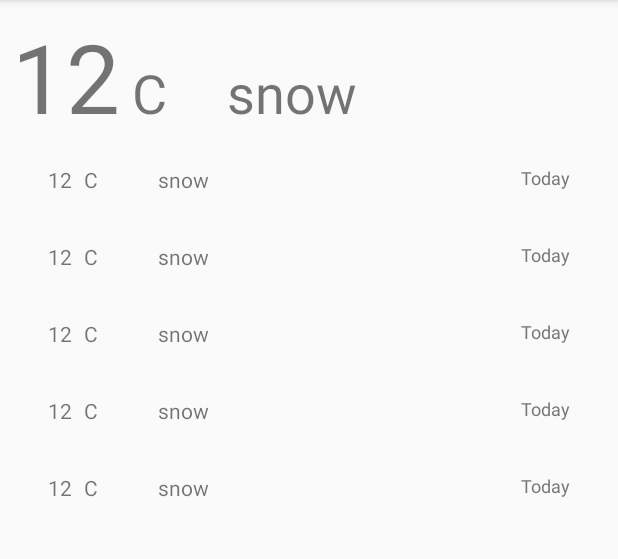
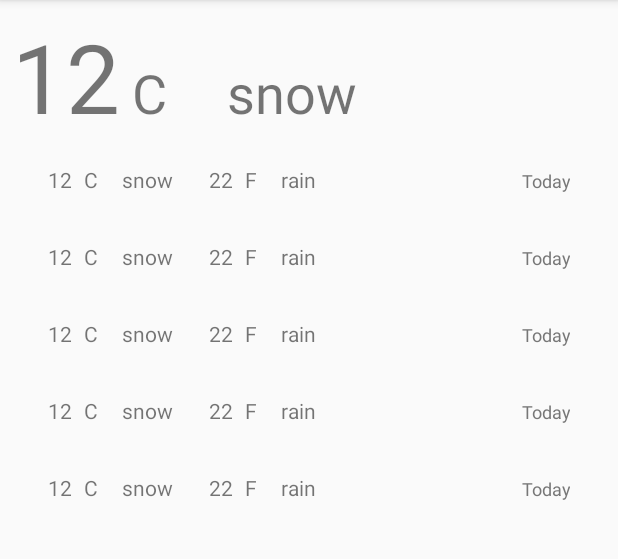
Before and after one commit to NoSurprises/WeatherApp, an Android app: the screen it shows after launch (MainActivity), on a phone screen of 412 x 824 dp, the part 84-643 px from its top. Run offline under Robolectric (Android 15) with nearby library versions, the phone set to English and light mode, and no system bars; our stand-ins replace RxJava; network calls fail.

Commit message:
Day and night forecast in the same item

```diff
--- a/app/src/main/java/nick/weatherapp/mainscreen/MainActivity.kt
+++ b/app/src/main/java/nick/weatherapp/mainscreen/MainActivity.kt
@@ -33,8 +33,8 @@ class MainActivity : AppCompatActivity(), MainMvpView {
     }
 
     private fun setDataToView(weatherItem: View, i: Map.Entry<String, Pair<String, String>>) {
-        weatherItem.findViewById<TextView>(R.id.weather_value).setText(i.value.first)
-        weatherItem.findViewById<TextView>(R.id.description).setText(i.value.second)
+        weatherItem.findViewById<TextView>(R.id.weather_day_value).setText(i.value.first)
+        weatherItem.findViewById<TextView>(R.id.day_description).setText(i.value.second)
         weatherItem.findViewById<TextView>(R.id.date).setText(i.key)
     }
 }
--- a/app/src/main/res/layout/activity_main.xml
+++ b/app/src/main/res/layout/activity_main.xml
@@ -26,7 +26,7 @@
             android:textSize="64sp" />
 
         <TextView
-            android:id="@+id/measurement_system"
+            android:id="@+id/measurement_system_day"
             android:layout_width="wrap_content"
             android:layout_height="wrap_content"
             android:layout_marginStart="8dp"
@@ -64,11 +64,8 @@
             android:paddingStart="16dp">
 
             <include layout="@layout/weather_item" />
-
             <include layout="@layout/weather_item" />
-
             <include layout="@layout/weather_item" />
-
             <include layout="@layout/weather_item" />
             <include layout="@layout/weather_item" />
 
--- a/app/src/main/res/layout/weather_item.xml
+++ b/app/src/main/res/layout/weather_item.xml
@@ -1,42 +1,62 @@
 <?xml version="1.0" encoding="utf-8"?>
-<RelativeLayout xmlns:android="http://schemas.android.com/apk/res/android"
+<LinearLayout xmlns:android="http://schemas.android.com/apk/res/android"
     android:layout_width="match_parent"
     android:layout_height="wrap_content"
     android:layout_marginBottom="16dp"
     android:layout_marginEnd="8dp"
     android:layout_marginStart="8dp"
-    android:layout_marginTop="16dp">
+    android:layout_marginTop="16dp"
+    android:orientation="horizontal">
 
     <TextView
-        android:id="@+id/weather_value"
+        android:id="@+id/weather_day_value"
         android:layout_width="wrap_content"
         android:layout_height="wrap_content"
         android:text="12" />
 
     <TextView
-        android:id="@+id/measurement_system"
+        android:id="@+id/measurement_system_day"
         android:layout_width="wrap_content"
         android:layout_height="wrap_content"
         android:layout_marginStart="8dp"
-        android:layout_toEndOf="@+id/weather_value"
         android:text="C" />
 
     <TextView
-        android:id="@+id/description"
+        android:id="@+id/day_description"
         android:layout_width="wrap_content"
         android:layout_height="wrap_content"
-        android:layout_alignParentTop="true"
-        android:layout_marginStart="40dp"
-        android:layout_toEndOf="@+id/measurement_system"
+        android:layout_marginStart="16dp"
         android:text="snow" />
+
+
+    <TextView
+        android:id="@+id/night_value"
+        android:layout_width="wrap_content"
+        android:layout_height="wrap_content"
+        android:layout_marginStart="24dp"
+        android:text="22" />
+
+    <TextView
+        android:id="@+id/measurement_system_night"
+        android:layout_width="wrap_content"
+        android:layout_height="wrap_content"
+        android:layout_marginStart="8dp"
+        android:text="F" />
+
+    <TextView
+        android:id="@+id/night_description"
+        android:layout_width="wrap_content"
+        android:layout_height="wrap_content"
+        android:layout_marginStart="16dp"
+        android:text="rain" />
 
     <TextView
         android:id="@+id/date"
-        android:layout_width="wrap_content"
+        android:layout_width="match_parent"
         android:layout_height="wrap_content"
-        android:layout_alignParentEnd="true"
         android:text="Today"
+        android:textAlignment="textEnd"
         android:textColor="@color/gray"
 
         android:textSize="12sp" />
-</RelativeLayout>
+</LinearLayout>
```
